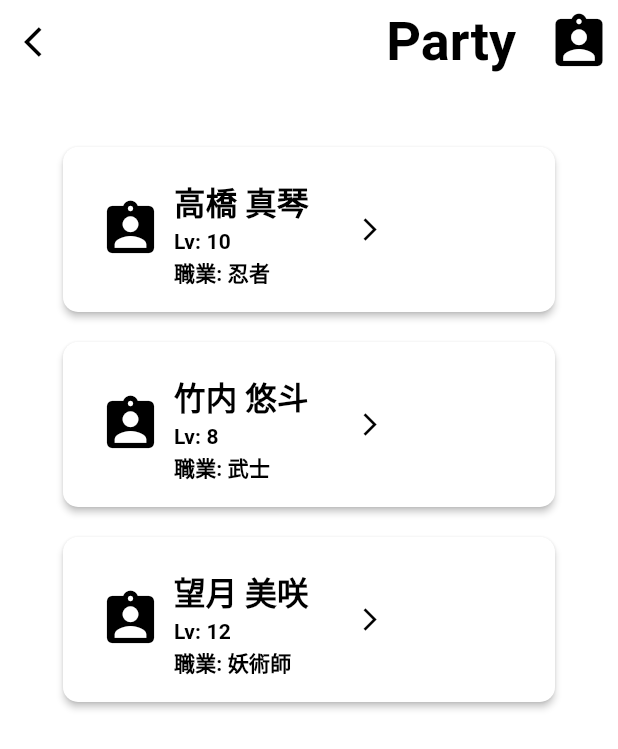
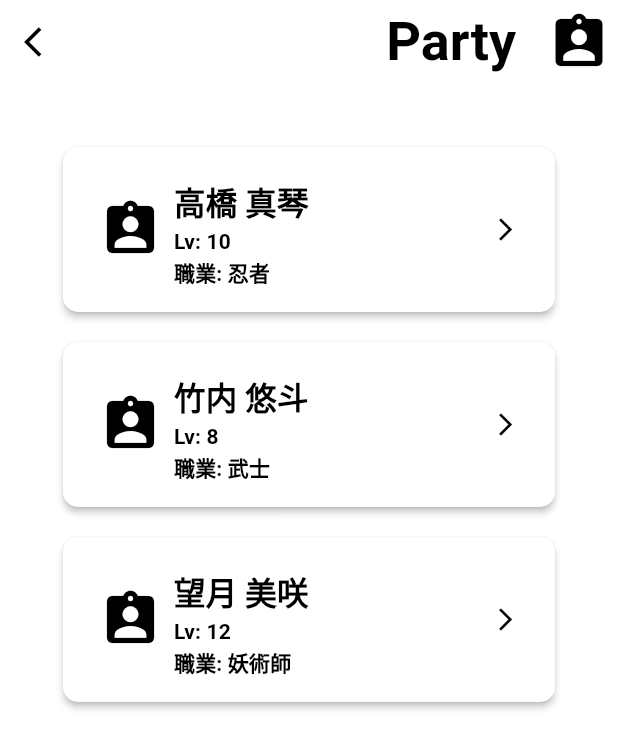
Before and after one commit to Itsuki54/arco-dev, a Flutter app: the BackpackPage screen opened directly, after a tap on "Party", on a phone screen of 412 x 824 dp. Shown: the top 749 px of the screen. Run offline on Flutter 3.47's test engine with Material 3 defaults, Android fonts, the phone set to English and light mode, and no system bars; our stand-ins replace firebase_core; accounts and stored records are empty.

Commit message:
unify: button design

```diff
--- a/lib/src/components/backpack_route_button.dart
+++ b/lib/src/components/backpack_route_button.dart
@@ -35,7 +35,9 @@ class BackpackRouteButton extends StatelessWidget {
                     const SizedBox(width: 32),
                     Text(title,
                         style: const TextStyle(
-                            fontSize: 32, fontWeight: FontWeight.bold))
+                            fontSize: 32, fontWeight: FontWeight.bold)),
+                    const Expanded(child: SizedBox()),
+                    const Icon(Icons.arrow_forward_ios),
                   ],
                 ))));
   }
--- a/lib/src/components/party_route_button.dart
+++ b/lib/src/components/party_route_button.dart
@@ -51,7 +51,7 @@ class PartyRouteButton extends StatelessWidget {
                         Text("職業: $job", style: propertyTextStyle),
                       ],
                     ),
-                    const SizedBox(width: 32),
+                    const Expanded(child: SizedBox()),
                     const Icon(Icons.arrow_forward_ios),
                   ],
                 ))));
```
